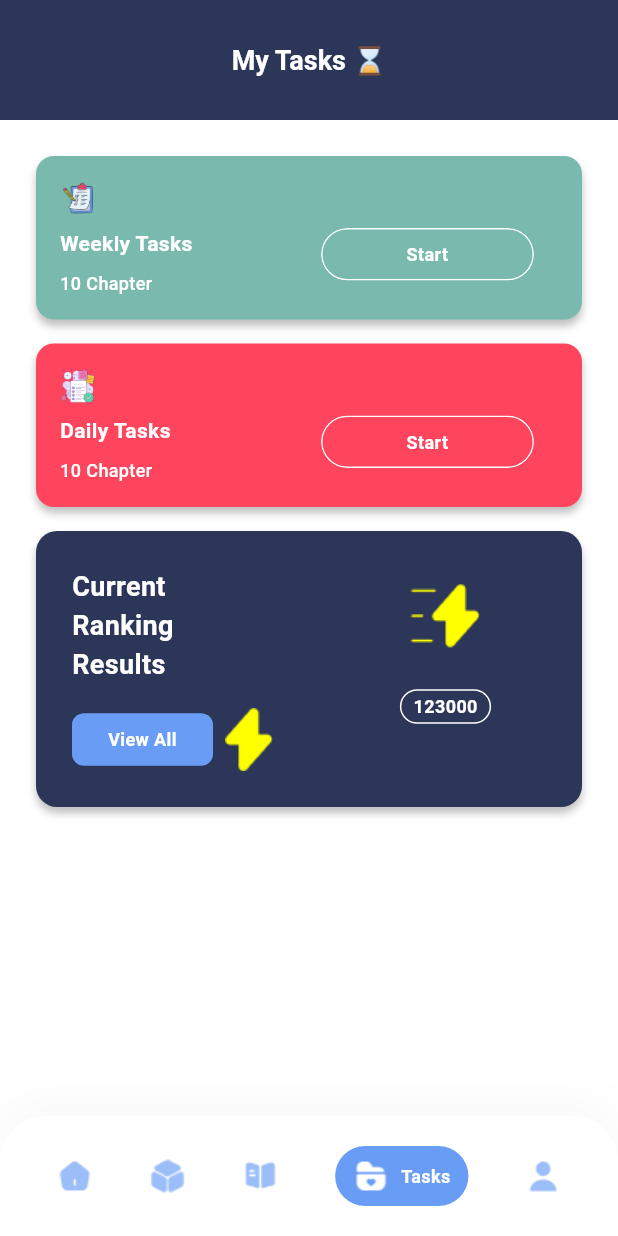
After one commit to DargaHasanBasri/word_prime, a Flutter app: the screen it shows after launch, item 4 of the bottom bar chosen, on a phone screen of 412 x 824 dp. The commit adds this screen. Run offline on Flutter 3.47's test engine with Material 3 defaults, Android fonts, the phone set to English and light mode, and no system bars; our stand-ins replace cached_network_image, dotted_border, easy_localization, get_it; network calls fail.

Commit message:
Create tasks page

```diff
--- a/assets/langs/en-US.json
+++ b/assets/langs/en-US.json
@@ -98,5 +98,13 @@
     "quizAnalysis": "My Quiz Analysis Results",
     "seeAll": "See All",
     "chapter": "Chapter"
+  },
+  "tasksPage": {
+    "myTasks": "My Tasks",
+    "tasksWeekly": "Weekly Tasks",
+    "tasksDaily": "Daily Tasks",
+    "chapter": "Chapter",
+    "viewAll": "View All",
+    "currentResultsMsg": "Current Ranking Results"
   }
 }
--- a/lib/export.dart
+++ b/lib/export.dart
@@ -58,3 +58,6 @@ export 'package:word_prime/ui/pages/activity/activity_page.dart';
 export 'package:word_prime/ui/pages/activity/activity_view_model.dart';
 export 'package:word_prime/ui/pages/activity/activity_provider.dart';
 export 'package:word_prime/ui/widgets/custom_comment_bottom_sheet.dart';
+export 'package:word_prime/ui/pages/tasks/tasks_page.dart';
+export 'package:word_prime/ui/pages/tasks/tasks_view_model.dart';
+export 'package:word_prime/ui/pages/tasks/tasks_provider.dart';
--- a/lib/routes/routes.dart
+++ b/lib/routes/routes.dart
@@ -15,6 +15,7 @@ final class Routes {
   static const String MainTab = 'mainTabProvider';
   static const String Home = 'homeProvider';
   static const String Activity = 'activityProvider';
+  static const String Tasks = 'tasksProvider';
 
   static Route<dynamic> generateRoute(RouteSettings settings) {
     switch (settings.name) {
@@ -73,6 +74,10 @@ final class Routes {
         return MaterialPageRoute(
           builder: (context) => const ActivityProvider(),
         );
+      case Routes.Tasks:
+        return MaterialPageRoute(
+          builder: (context) => const TasksProvider(),
+        );
       default:
         return MaterialPageRoute(
           builder: (context) => Scaffold(
--- a/lib/ui/pages/main_tab/main_tab_page.dart
+++ b/lib/ui/pages/main_tab/main_tab_page.dart
@@ -48,7 +48,7 @@ class _MainTabPageState extends BaseStatefulState<MainTabPage> {
       case 2:
         return HomeProvider();
       case 3:
-        return HomeProvider();
+        return TasksProvider();
       case 4:
         return HomeProvider();
       default:
--- /dev/null
+++ b/lib/ui/pages/tasks/components/ranking_results.dart
@@ -0,0 +1,96 @@
+import 'package:word_prime/export.dart';
+
+class RankingResults extends StatelessWidget {
+  const RankingResults({super.key});
+
+  @override
+  Widget build(BuildContext context) {
+    return Container(
+      decoration: BoxDecoration(
+        color: AppColors.rhino,
+        borderRadius: BorderRadius.circular(14),
+        boxShadow: [
+          BoxShadow(
+            color: AppColors.black.withOpacity(0.25),
+            offset: Offset(0, 4),
+            blurRadius: 4,
+          ),
+        ],
+      ),
+      child: Row(
+        children: [
+          Expanded(
+            child: Padding(
+              padding: AppPaddings.appPaddingAll,
+              child: Column(
+                crossAxisAlignment: CrossAxisAlignment.stretch,
+                children: [
+                  Text(
+                    LocaleKeys.tasksPage_currentResultsMsg.locale,
+                    style: TextStyle(
+                      color: AppColors.white,
+                      fontSize: 18,
+                      fontWeight: FontWeight.w700,
+                    ),
+                  ),
+                  SizedBox(height: AppSizes.sizedBoxMediumHeight),
+                  Row(
+                    children: [
+                      Expanded(
+                        child: CustomButton(
+                          title: LocaleKeys.tasksPage_viewAll.locale,
+                          titleFontSize: 12,
+                          titleVerticalPadding: 8,
+                          borderRadius: 8,
+                        ),
+                      ),
+                      SizedBox(width: AppSizes.sizedBoxSmallWidth),
+                      Image.asset(
+                        AppAssets.icScorePath,
+                      ),
+                    ],
+                  )
+                ],
+              ),
+            ),
+          ),
+          Expanded(
+            child: Column(
+              mainAxisAlignment: MainAxisAlignment.start,
+              children: [
+                Padding(
+                  padding: AppPaddings.paddingLargeBottom,
+                  child: Image.asset(
+                    AppAssets.icScoreFlashPath,
+                  ),
+                ),
+                Padding(
+                  padding: AppPaddings.paddingLargeBottom,
+                  child: Container(
+                    padding: EdgeInsets.symmetric(
+                      vertical: 2,
+                      horizontal: 8,
+                    ),
+                    decoration: BoxDecoration(
+                      color: Colors.transparent,
+                      borderRadius: BorderRadius.circular(40),
+                      border: Border.all(color: AppColors.white),
+                    ),
+                    child: Text(
+                      '123000',
+                      style: TextStyle(
+                        color: AppColors.white,
+                        fontSize: 12,
+                        fontWeight: FontWeight.w700,
+                      ),
+                    ),
+                  ),
+                ),
+              ],
+            ),
+          ),
+        ],
+      ),
+    );
+  }
+}
--- /dev/null
+++ b/lib/ui/pages/tasks/components/tasks_item.dart
@@ -0,0 +1,92 @@
+import 'package:word_prime/export.dart';
+
+class TasksItem extends StatelessWidget {
+  final Color backgroundColor;
+  final String iconAddress;
+  final String title;
+  final int chapterCount;
+  final VoidCallback onTapStart;
+  const TasksItem({
+    super.key,
+    required this.backgroundColor,
+    required this.iconAddress,
+    required this.title,
+    required this.chapterCount,
+    required this.onTapStart,
+  });
+
+  @override
+  Widget build(BuildContext context) {
+    return Container(
+      padding: AppPaddings.paddingMediumAll,
+      decoration: BoxDecoration(
+        color: backgroundColor,
+        borderRadius: BorderRadius.circular(12),
+        boxShadow: [
+          BoxShadow(
+            color: AppColors.black.withOpacity(0.25),
+            offset: Offset(0, 4),
+            blurRadius: 4,
+          ),
+        ],
+      ),
+      child: Column(
+        crossAxisAlignment: CrossAxisAlignment.start,
+        children: [
+          Image.asset(
+            iconAddress,
+            width: AppSizes.appOverallIconWidth,
+            height: AppSizes.appOverallIconHeight,
+          ),
+          SizedBox(height: AppSizes.sizedBoxSmallHeight),
+          Row(
+            crossAxisAlignment: CrossAxisAlignment.start,
+            children: [
+              Expanded(
+                child: Column(
+                  crossAxisAlignment: CrossAxisAlignment.start,
+                  children: [
+                    Text(
+                      title,
+                      style: TextStyle(
+                        color: AppColors.white,
+                        fontSize: 14,
+                        fontWeight: FontWeight.w700,
+                        overflow: TextOverflow.ellipsis,
+                      ),
+                      maxLines: 3,
+                    ),
+                    SizedBox(height: AppSizes.sizedBoxSmallHeight),
+                    Text(
+                      '${chapterCount} ${LocaleKeys.tasksPage_chapter.locale}',
+                      style: TextStyle(
+                        color: AppColors.white,
+                        fontSize: 12,
+                        fontWeight: FontWeight.w500,
+                      ),
+                    ),
+                  ],
+                ),
+              ),
+              SizedBox(width: AppSizes.sizedBoxMediumWidth),
+              Expanded(
+                child: Padding(
+                  padding: AppPaddings.paddingMediumRight,
+                  child: CustomButton(
+                    title: LocaleKeys.start.locale,
+                    backgroundColor: Colors.transparent,
+                    borderColor: AppColors.white,
+                    titleFontSize: 12,
+                    titleVerticalPadding: 8,
+                    borderRadius: 40,
+                    onClick: () => onTapStart.call(),
+                  ),
+                ),
+              ),
+            ],
+          )
+        ],
+      ),
+    );
+  }
+}
--- /dev/null
+++ b/lib/ui/pages/tasks/tasks_page.dart
@@ -0,0 +1,68 @@
+import 'package:word_prime/export.dart';
+import 'package:word_prime/ui/pages/tasks/components/ranking_results.dart';
+import 'package:word_prime/ui/pages/tasks/components/tasks_item.dart';
+
+class TasksPage extends StatefulWidget {
+  const TasksPage({super.key});
+
+  @override
+  State<TasksPage> createState() => _TasksPageState();
+}
+
+class _TasksPageState extends BaseStatefulState<TasksPage> {
+  @override
+  Widget build(BuildContext context) {
+    return Scaffold(
+      backgroundColor: AppColors.backgroundColor,
+      appBar: _buildAppBar(),
+      body: SingleChildScrollView(
+        physics: BouncingScrollPhysics(),
+        child: Padding(
+          padding: AppPaddings.appPaddingAll,
+          child: _buildBody(),
+        ),
+      ),
+    );
+  }
+
+  Widget _buildBody() {
+    return Column(
+      children: [
+        TasksItem(
+          backgroundColor: AppColors.neptune,
+          iconAddress: AppAssets.icTaskWeeklyPath,
+          title: LocaleKeys.tasksPage_tasksWeekly.locale,
+          chapterCount: 10,
+          onTapStart: () {},
+        ),
+        Padding(
+          padding: AppPaddings.paddingMediumVertical,
+          child: TasksItem(
+            backgroundColor: AppColors.watermelon,
+            iconAddress: AppAssets.icTaskDailyPath,
+            title: LocaleKeys.tasksPage_tasksDaily.locale,
+            chapterCount: 10,
+            onTapStart: () {},
+          ),
+        ),
+        RankingResults(),
+      ],
+    );
+  }
+
+  AppBar _buildAppBar() {
+    return AppBar(
+      backgroundColor: AppColors.rhino,
+      toolbarHeight: AppSizes.toolbarHeight,
+      title: Text(
+        'My Tasks ${AppLocaleConstants.EMOJI_HOURGLASS}',
+        style: TextStyle(
+          color: AppColors.white,
+          fontSize: 18,
+          fontWeight: FontWeight.w700,
+        ),
+      ),
+      centerTitle: true,
+    );
+  }
+}
--- /dev/null
+++ b/lib/ui/pages/tasks/tasks_provider.dart
@@ -0,0 +1,13 @@
+import 'package:word_prime/export.dart';
+
+class TasksProvider extends StatelessWidget {
+  const TasksProvider({super.key});
+
+  @override
+  Widget build(BuildContext context) {
+    return ChangeNotifierProvider(
+      create: (context) => TasksViewModel(),
+      child: TasksPage(),
+    );
+  }
+}
--- /dev/null
+++ b/lib/ui/pages/tasks/tasks_view_model.dart
@@ -0,0 +1,5 @@
+import 'package:word_prime/export.dart';
+
+class TasksViewModel extends BaseViewModel {
+
+}
--- a/lib/ui/widgets/custom_button.dart
+++ b/lib/ui/widgets/custom_button.dart
@@ -49,7 +49,7 @@ class CustomButton extends StatelessWidget {
               color: backgroundColor,
               border: Border.all(
                 color: borderColor,
-                width: 2,
+                width: 1,
               ),
               borderRadius: BorderRadius.circular(borderRadius),
             ),
--- a/lib/utils/app_assets.dart
+++ b/lib/utils/app_assets.dart
@@ -33,6 +33,9 @@ final class AppAssets {
   static String icSharePath = _imagePath('ic_share');
   static String icSendPath = _imagePath('ic_send');
   static String icScorePath = _imagePath('ic_score');
+  static String icTaskDailyPath = _imagePath('ic_task_daily');
+  static String icTaskWeeklyPath = _imagePath('ic_task_weekly');
+  static String icScoreFlashPath = _imagePath('ic_score_flash');
   static String imgSuccessfulPath = _imagePath('img_successful');
   static String imgExampPostPath = _imagePath('img_examp_post');
   static String imgQuizAnalysisPath = _imagePath('img_quiz_analysis');
--- a/lib/utils/app_locale_constants.dart
+++ b/lib/utils/app_locale_constants.dart
@@ -18,6 +18,7 @@ final class AppLocaleConstants {
   static const EMOJI_LIGHTBULB = '\u{1F4A1}';
   static const EMOJI_WAVING = '\u{1F44B}';
   static const EMOJI_TARGET = '\u{1F3AF}';
+  static const EMOJI_HOURGLASS = '\u{231B}';
 
   static const DEFAULT_USER_NAME = 'X_AE_A-13';
   static const FORGOT_METHOD_EMAIL = "Email";
--- a/lib/utils/app_paddings.dart
+++ b/lib/utils/app_paddings.dart
@@ -23,5 +23,11 @@ final class AppPaddings {
   static const paddingLargeBottom = EdgeInsets.only(bottom: 24);
   static const paddingMediumBottom = EdgeInsets.only(bottom: 16);
 
+  static const paddingLargeLeft= EdgeInsets.only(left: 24);
+  static const paddingMediumLeft = EdgeInsets.only(left: 16);
+  static const paddingSmallLeft = EdgeInsets.only(left: 8);
 
+  static const paddingLargeRight = EdgeInsets.only(right: 24);
+  static const paddingMediumRight = EdgeInsets.only(right: 16);
+  static const paddingSmallRight = EdgeInsets.only(right: 8);
 }
```
Also changed, not shown: assets/langs/tr-TR.json (+8 -0 lines), assets/images/ic_score_flash.png (added), assets/images/ic_task_daily.png (added), assets/images/ic_task_weekly.png (added), lib/generated/locale_keys.g.dart.
